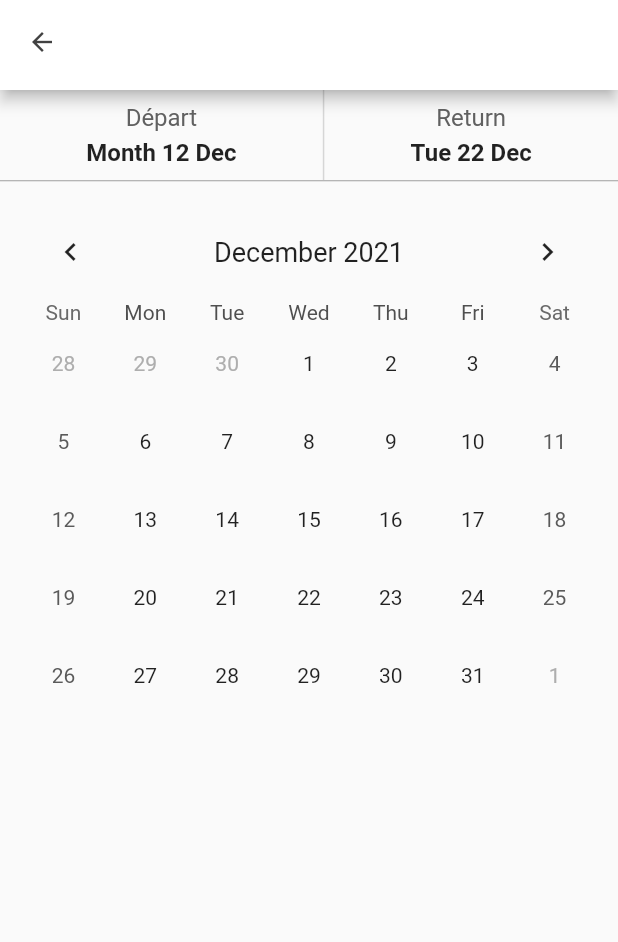
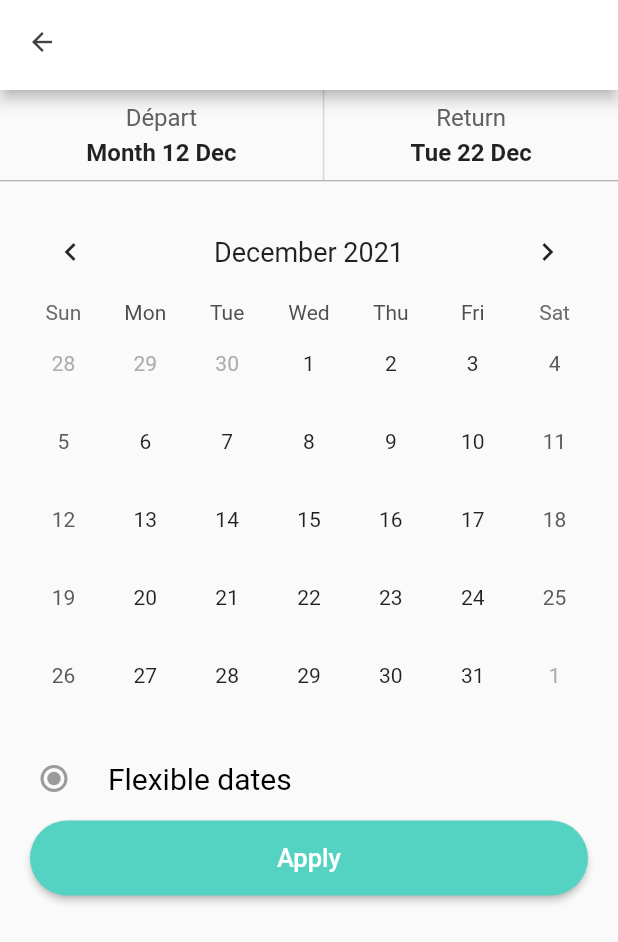
Before and after one commit to Mkl3364/flutter_hotel, a Flutter app: the screen it shows after launch, after a tap on the "search" icon, on a phone screen of 412 x 824 dp. Shown: the top 942 px of the screen. Run offline on Flutter 3.47's test engine with Material 2 defaults, Android fonts, the phone set to English and light mode, and no system bars; drawn by our look-alikes of table_calendar; our stand-ins replace google_fonts.

Commit message:
Implement the validation of a booking section

```diff
--- a/lib/widgets/validate_booking_section.dart
+++ b/lib/widgets/validate_booking_section.dart
@@ -1,8 +1,52 @@
 import 'package:flutter/material.dart';
 
+const d_green = Color(0xFF54D3C2);
+
 class ValidateBookingSection extends StatelessWidget {
+
+  final selectedRadio = 1;
+
   @override
+
   Widget build(BuildContext context) {
-    return Container();
+    return Column(
+      children: [
+        RadioListTile(
+          value: selectedRadio,
+          activeColor: d_green,
+          groupValue: selectedRadio,
+          selected: true,
+          title: const Text(
+            "Flexible dates",
+            style: TextStyle(
+              color: Colors.black,
+              fontSize: 20.0,
+            ),
+          ),
+          onChanged: null,
+        ),
+        Container(
+          padding: const EdgeInsets.symmetric(horizontal: 20),
+          width: double.infinity,
+          child: ElevatedButton(
+            child: const Text(
+              'Apply',
+              style: TextStyle(fontSize: 17),
+            ),
+            style: ElevatedButton.styleFrom(
+              primary: d_green,
+              padding: const EdgeInsets.all(15),
+              shape: RoundedRectangleBorder(
+                borderRadius: BorderRadius.circular(30.0),
+              ),
+            ),
+            onPressed: () {
+              const Text('Apply booking');
+              Navigator.pop(context);
+            },
+          )
+        )
+      ],
+    );
   }
 }
```
